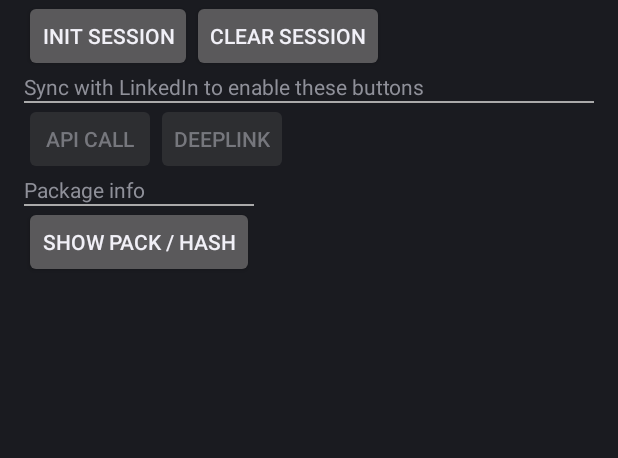
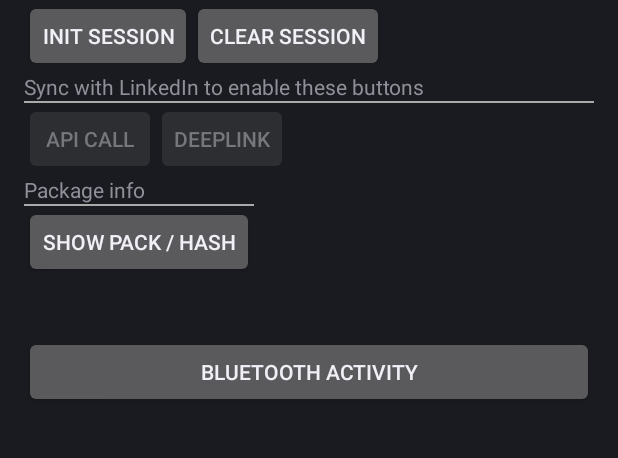
Before and after one commit to kunaals/LinkedInBump, an Android app: the screen it shows after launch (MainActivity), on a phone screen of 412 x 824 dp, the part 137-595 px from its top. Run offline under Robolectric (Android 15) with nearby library versions, the phone set to English and light mode, and no system bars.

Commit message:
broken bluetooth

```diff
--- a/sampleapp/src/main/java/com/linkedin/android/mobilesdksampleapp/MainActivity.java
+++ b/sampleapp/src/main/java/com/linkedin/android/mobilesdksampleapp/MainActivity.java
@@ -61,6 +61,7 @@ public class MainActivity extends Activity {
                         setUpdateState();
                         Toast.makeText(getApplicationContext(), "success" + LISessionManager.getInstance(getApplicationContext()).getSession().getAccessToken().toString(), Toast.LENGTH_LONG).show();
                     }
+
                     @Override
                     public void onAuthError(LIAuthError error) {
                         setUpdateState();
@@ -125,6 +126,16 @@ public class MainActivity extends Activity {
                 }
             }
         });
+
+        //Start Bluetooth activity
+        Button liBluetoothCallButton = (Button) findViewById(R.id.BluetoothCall);
+        liBluetoothCallButton.setOnClickListener(new View.OnClickListener() {
+            @Override
+            public void onClick(View v) {
+                Intent intent = new Intent(MainActivity.this, BluetoothChat.class);
+                startActivity(intent);
+            }
+        });
     }
 
     @Override
--- a/sampleapp/src/main/res/layout/activity_main.xml
+++ b/sampleapp/src/main/res/layout/activity_main.xml
@@ -106,4 +106,10 @@
 
     </LinearLayout>
 
+    <Button
+        android:id="@+id/BluetoothCall"
+        android:layout_width="match_parent"
+        android:layout_height="wrap_content"
+        android:text="Bluetooth Activity" />
+
 </LinearLayout>
```
Also changed, not shown: 109 other files.
